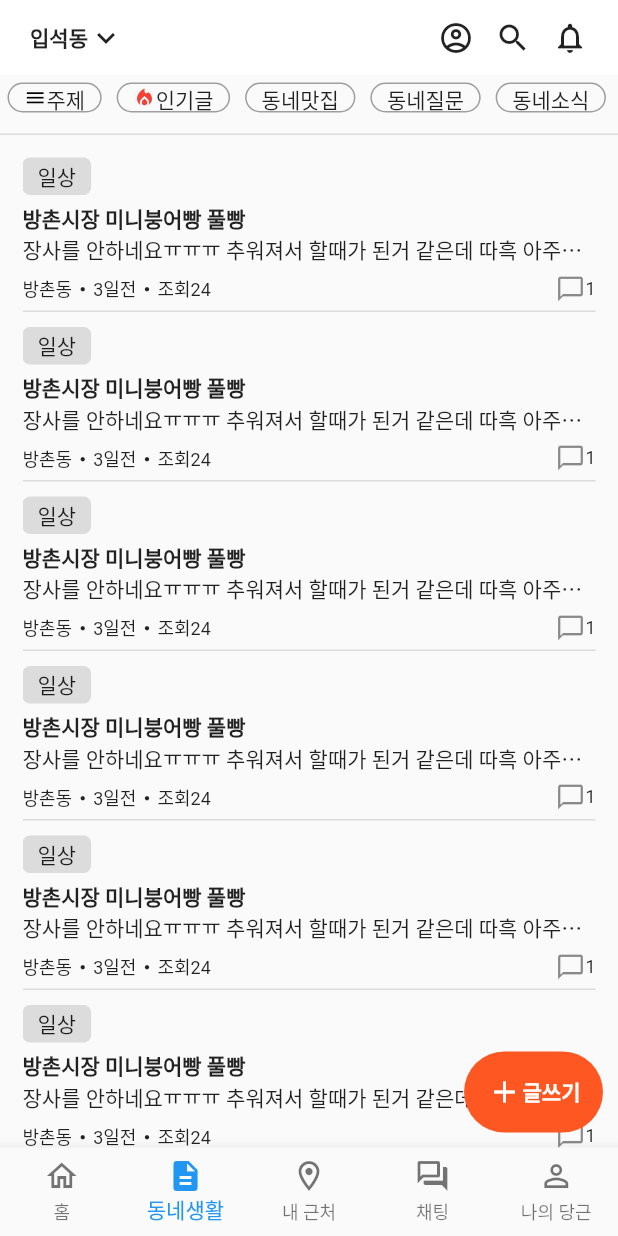
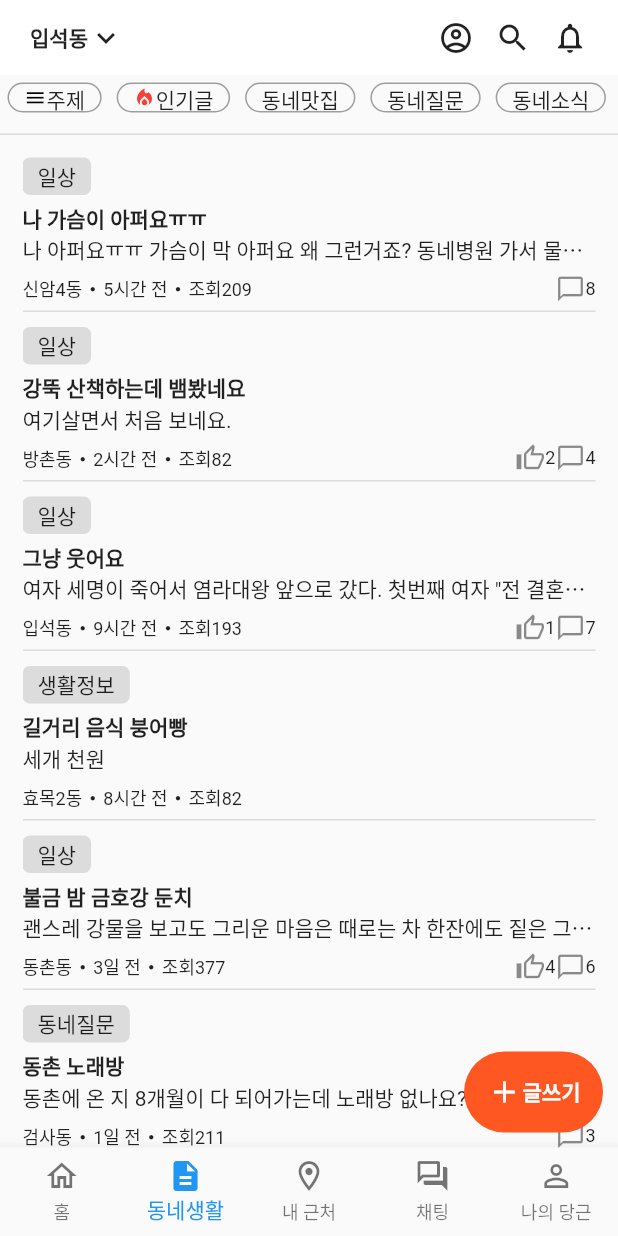
Before and after one commit to byeon-jiyoung/flutter, a Flutter app: the screen it shows after launch, item 2 of the bottom bar chosen, on a phone screen of 412 x 824 dp. Run offline on Flutter 3.47's test engine with Material 2 defaults, Android fonts, the phone set to English and light mode, and no system bars; our stand-ins replace get.

Commit message:
🚀 Feat : 게시글 리스트 뷰 수정
게시글 작성 로직 수정 - boardCtl에서 데이터 받아오는 방식으로 수정함

Ref : #5

```diff
--- /dev/null
+++ b/lib/controller/boradCtl.dart
@@ -0,0 +1,85 @@
+import 'package:get/get.dart';
+
+class boardCtl extends GetxController {
+  static boardCtl get to => Get.find();
+
+  static Map map1 = {
+    'division': '일상',
+    'title': '나 가슴이 아퍼요ㅠㅠ',
+    'contents': '나 아퍼요ㅠㅠ 가슴이 막 아퍼요 왜 그런거죠? 동네병원 가서 물어 보니 어처구니 없는 말을 하네요.',
+    'area': '신암4동',
+    'date': '5시간 전',
+    'readCnt': '209',
+    'assentCnt': '0',
+    'commentCnt': '8'
+  };
+
+  static Map map2 = {
+    'division': '일상',
+    'title': '강뚝 산책하는데 뱀봤네요',
+    'contents': '여기살면서 처음 보네요.',
+    'area': '방촌동',
+    'date': '2시간 전',
+    'readCnt': '82',
+    'assentCnt': '2',
+    'commentCnt': '4'
+  };
+
+  static Map map3 = {
+    'division': '일상',
+    'title': '그냥 웃어요',
+    'contents':
+        '여자 세명이 죽어서 염라대왕 앞으로 갔다. 첫번째 여자 "전 결혼전에도 처녀였고 결혼후에도 남편만 알고 살았습니다."라고',
+    'area': '입석동',
+    'date': '9시간 전',
+    'readCnt': '193',
+    'assentCnt': '1',
+    'commentCnt': '7'
+  };
+
+  static Map map4 = {
+    'division': '생활정보',
+    'title': '길거리 음식 붕어빵',
+    'contents': '세개 천원',
+    'area': '효목2동',
+    'date': '8시간 전',
+    'readCnt': '82',
+    'assentCnt': '0',
+    'commentCnt': '0'
+  };
+
+  static Map map5 = {
+    'division': '일상',
+    'title': '불금 밤 금호강 둔치',
+    'contents': '괜스레 강물을 보고도 그리운 마음은 때로는 차 한잔에도 짙은 그리움을 마시게 한다.',
+    'area': '동촌동',
+    'date': '3일 전',
+    'readCnt': '377',
+    'assentCnt': '4',
+    'commentCnt': '6'
+  };
+
+  static Map map6 = {
+    'division': '동네질문',
+    'title': '동촌 노래방',
+    'contents': '동촌에 온 지 8개월이 다 되어가는데 노래방 없나요?',
+    'area': '검사동',
+    'date': '1일 전',
+    'readCnt': '211',
+    'assentCnt': '0',
+    'commentCnt': '3'
+  };
+
+  static Map map7 = {
+    'division': '취미생활',
+    'title': '테니스 같이 배우실 분 있나요',
+    'contents': '신천동 블루힐 실내 테니스 장에서 2:1로 수강하실 분 있나요?',
+    'area': '동촌동',
+    'date': '1일 전',
+    'readCnt': '89',
+    'assentCnt': '0',
+    'commentCnt': '3'
+  };
+
+  static List<Map> boardList = [map1, map2, map3, map4, map5, map6, map7];
+}
--- a/lib/controller/communityCtl.dart
+++ b/lib/controller/communityCtl.dart
@@ -47,8 +47,6 @@ class CommunityCtl extends GetxController {
     Text(titleList[2]),
   ];
 
-  List<String> subtitleString = ['순서가', '맞도록', '내용을', '넣어', '보자'];
-
   void createModel(String title, String subtitle) {
     communityModel tmpModel = communityModel();
     //tmpModel.detail = subtitle;
--- a/lib/home/communityPage.dart
+++ b/lib/home/communityPage.dart
@@ -1,5 +1,6 @@
 import 'package:flutter/material.dart';
 import 'package:flutter/rendering.dart';
+import 'package:flutterportfolio/controller/boradCtl.dart';
 import 'package:flutterportfolio/controller/communityCtl.dart';
 import 'package:flutterportfolio/controller/testCtl.dart';
 import 'package:flutterportfolio/model/communityModel.dart';
@@ -79,7 +80,7 @@ class CommunityPage extends StatelessWidget {
                         // return CommunityCtl.testWidget[idx]; // 테스트용 코드
                         return InkWell(
                           onTap: () {
-                            print('이것도 결국 버튼이니 요거 하나 넣어줍시다');
+                            print(CommunityCtl.titleList[idx]);
                           },
                           child: Container(
                             padding: const EdgeInsets.symmetric(horizontal: 10),
@@ -117,7 +118,7 @@ class CommunityPage extends StatelessWidget {
                       padding: const EdgeInsets.symmetric(horizontal: 15),
                       child: ListView.builder(
                         padding: const EdgeInsets.symmetric(vertical: 10),
-                        itemCount: CommunityCtl.titleList.length,
+                        itemCount: boardCtl.boardList.length,
                         itemBuilder: (BuildContext ctx, int idx) {
                           return Container(
                             padding: const EdgeInsets.symmetric(vertical: 5),
@@ -133,20 +134,21 @@ class CommunityPage extends StatelessWidget {
                                             borderRadius:
                                                 BorderRadius.circular(5),
                                             color: Colors.black12),
-                                        child: const Text('일상'),
+                                        child: Text(boardCtl.boardList[idx]
+                                            ['division']),
                                       ),
                                     ],
                                   ),
                                 ),
                                 Container(
                                   padding: const EdgeInsets.only(top: 5),
-                                  child: const Row(
+                                  child: Row(
                                     children: [
                                       Flexible(
                                         child: Text(
-                                          '방촌시장 미니붕어빵 풀빵',
+                                          boardCtl.boardList[idx]['title'],
                                           overflow: TextOverflow.ellipsis,
-                                          style: TextStyle(
+                                          style: const TextStyle(
                                               fontWeight: FontWeight.bold),
                                         ),
                                       )
@@ -154,11 +156,11 @@ class CommunityPage extends StatelessWidget {
                                   ),
                                 ),
                                 Container(
-                                  child: const Row(
+                                  child: Row(
                                     children: [
                                       Flexible(
                                         child: Text(
-                                          '장사를 안하네요ㅠㅠㅠ 추워져서 할때가 된거 같은데 따흑 아주머니 아저씨 돌아오셔요',
+                                          boardCtl.boardList[idx]['contents'],
                                           overflow: TextOverflow.ellipsis,
                                         ),
                                       )
@@ -171,37 +173,67 @@ class CommunityPage extends StatelessWidget {
                                   child: Row(
                                     children: [
                                       Container(
-                                        child: const Row(
+                                        child: Row(
                                           children: [
                                             Text(
-                                              '방촌동',
-                                              style: TextStyle(fontSize: 12),
+                                              boardCtl.boardList[idx]['area'],
+                                              style:
+                                                  const TextStyle(fontSize: 12),
                                             ),
-                                            Text('・'),
+                                            const Text('・'),
                                             Text(
-                                              '3일전',
-                                              style: TextStyle(fontSize: 12),
+                                              boardCtl.boardList[idx]['date'],
+                                              style:
+                                                  const TextStyle(fontSize: 12),
                                             ),
-                                            Text('・'),
+                                            const Text('・'),
                                             Text(
-                                              '조회24',
-                                              style: TextStyle(fontSize: 12),
+                                              '조회' +
+                                                  boardCtl.boardList[idx]
+                                                      ['readCnt'],
+                                              style:
+                                                  const TextStyle(fontSize: 12),
                                             )
                                           ],
                                         ),
                                       ),
                                       const Spacer(),
                                       Container(
-                                        child: const Row(
+                                        child: Row(
                                           children: [
-                                            Icon(
+                                            if (boardCtl.boardList[idx]
+                                                    ['assentCnt'] !=
+                                                '0')
+                                              const Icon(
+                                                Icons.thumb_up_outlined,
+                                                color: Colors.black45,
+                                                size: 20,
+                                              ),
+                                            if (boardCtl.boardList[idx]
+                                                    ['assentCnt'] !=
+                                                '0')
+                                              Text(
+                                                boardCtl.boardList[idx]
+                                                    ['assentCnt'],
+                                                style: const TextStyle(
+                                                    fontSize: 12),
+                                              ),
+                                            if (boardCtl.boardList[idx]
+                                                    ['commentCnt'] !=
+                                                '0')
+                                              const Icon(
                                                 Icons.chat_bubble_outline,
                                                 color: Colors.black45,
                                                 size: 20,
                                               ),
+                                            if (boardCtl.boardList[idx]
+                                                    ['commentCnt'] !=
+                                                '0')
                                               Text(
-                                              '1',
-                                              style: TextStyle(fontSize: 12),
+                                                boardCtl.boardList[idx]
+                                                    ['commentCnt'],
+                                                style: const TextStyle(
+                                                    fontSize: 12),
                                               ),
                                           ],
                                         ),
```
Lines whose indentation alone changed are shown as unchanged.
